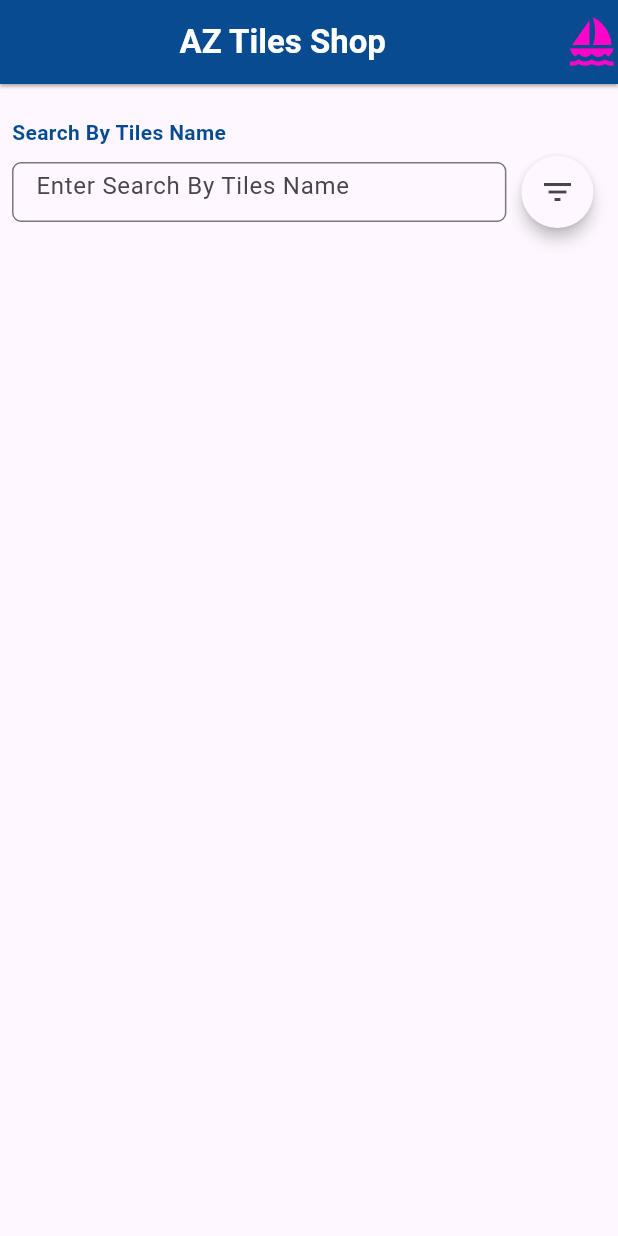
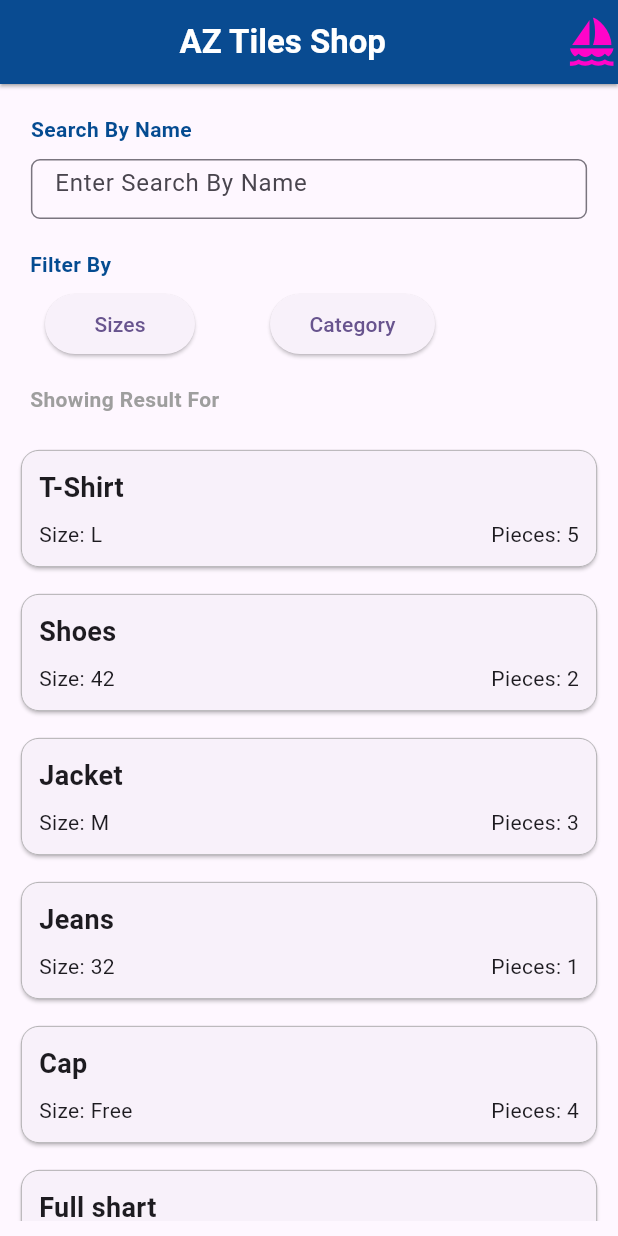
Before and after one commit to Aljoboyer/tiles_shop_management, a Flutter app: the screen it shows after launch, on a phone screen of 412 x 824 dp. Run offline on Flutter 3.47's test engine with Material 3 defaults, Android fonts, the phone set to English and light mode, and no system bars.

Commit message:
home page design done

```diff
--- a/lib/screens/maintanence/home.dart
+++ b/lib/screens/maintanence/home.dart
@@ -1,5 +1,7 @@
 import 'package:flutter/material.dart';
+import 'package:tiles_shop_management/widgets/filter_dialog.dart';
 import 'package:tiles_shop_management/widgets/input_field.dart';
+import 'package:tiles_shop_management/widgets/product_card.dart';
 
 class Home extends StatefulWidget {
   const Home({super.key});
@@ -10,6 +12,38 @@ class Home extends StatefulWidget {
 
 class _HomeState extends State<Home> {
    late String email;
+  final ScrollController _scrollController = ScrollController();
+
+
+  final List<Map<String, dynamic>> allCartItems = [
+    {"title": "T-Shirt", "size": "L", "pieces": 5},
+    {"title": "Shoes", "size": "42", "pieces": 2},
+    {"title": "Jacket", "size": "M", "pieces": 3},
+    {"title": "Jeans", "size": "32", "pieces": 1},
+    {"title": "Cap", "size": "Free", "pieces": 4},
+    {"title": "Full shart", "size": "XL", "pieces": 4},
+    {"title": "T-Shirt", "size": "L", "pieces": 5},
+    {"title": "Shoes", "size": "42", "pieces": 2},
+    {"title": "Jacket", "size": "M", "pieces": 3},
+    {"title": "Jeans", "size": "32", "pieces": 1},
+    {"title": "Cap", "size": "Free", "pieces": 4},
+    {"title": "Full shart", "size": "XL", "pieces": 4},
+    {"title": "T-Shirt", "size": "L", "pieces": 5},
+    {"title": "Shoes", "size": "42", "pieces": 2},
+    {"title": "Jacket", "size": "M", "pieces": 3},
+    {"title": "Jeans", "size": "32", "pieces": 1},
+    {"title": "Cap", "size": "Free", "pieces": 4},
+    {"title": "Full shart", "size": "XL", "pieces": 4},
+    {"title": "T-Shirt", "size": "L", "pieces": 5},
+    {"title": "Shoes", "size": "42", "pieces": 2},
+    {"title": "Jacket", "size": "M", "pieces": 3},
+    {"title": "Jeans", "size": "32", "pieces": 1},
+    {"title": "Cap", "size": "Free", "pieces": 4},
+    {"title": "Full shart", "size": "XL", "pieces": 4},
+  ];
+
+  List<Map<String, dynamic>> displayedItems = [];
+  int itemsToShow = 10; // Number of items to show initially
 
    onEmailChange (value) {
     setState(() {
@@ -17,6 +51,47 @@ class _HomeState extends State<Home> {
     });
   }
 
+  @override
+  void initState() {
+    super.initState();
+    // Initially show 10 items
+    displayedItems = allCartItems.take(itemsToShow).toList();
+    _scrollController.addListener(_onScroll);  // Attach listener to detect scroll events
+  }
+
+  // This function will be called when scrolling
+  void _onScroll() {
+    // Check if the user has reached the bottom
+    if (_scrollController.position.pixels == _scrollController.position.maxScrollExtent) {
+      _loadMoreItems();  // Load more items when user reaches the end
+    }
+  }
+
+  // Load more items and update the UI
+  void _loadMoreItems() {
+    if (displayedItems.length < allCartItems.length) {
+      setState(() {
+        int nextLength = displayedItems.length + 10;  // Load 10 more items
+        if (nextLength > allCartItems.length) {
+          nextLength = allCartItems.length;  // Prevent exceeding the total items
+        }
+        displayedItems = allCartItems.take(nextLength).toList();  // Add more items to the list
+      });
+    }
+  }
+
+  @override
+  void dispose() {
+    _scrollController.dispose(); // Dispose controller to avoid memory leaks
+    super.dispose();
+  }
+
+  void filterBySize () async {
+    await showFilterModal(context, ['S', 'XL', 'M'], (val) {});
+  }
+  void filterByCategory () async {
+    await showFilterModal(context, ['ABM', 'MB', 'XYZ'], (val) {});
+  }
   @override
   Widget build(BuildContext context) {
     double screenWidth = MediaQuery.of(context).size.width;
@@ -40,36 +115,88 @@ class _HomeState extends State<Home> {
       ),
 
       body: Padding(
-        padding: const EdgeInsets.all(8.0),
+        padding: const EdgeInsets.all(10),
         child: Column(
           children: [
             SizedBox(
               height: 10,
             ),
-            Row(
-              children: [
-                SizedBox(
-                  width: screenWidth * 0.80,
-                  child: CustomInputs(label: 'Search By Tiles Name',fieldType: true, onChanged: (value) {
+             SizedBox(
+                  width: screenWidth * 0.9,
+                  child: CustomInputs(label: 'Search By Name',fieldType: false, onChanged: (value) {
                           onEmailChange(value);
                         },),
                 ),
-               Padding(
-                  padding: const EdgeInsets.only(top: 30, left: 10),
-                  child: Material(
-                    elevation: 4,
-                    shape: CircleBorder(),
-                    shadowColor: Colors.black,
-                    child: IconButton(
-                      onPressed: () {},
-                      icon: Icon(Icons.filter_list),
-                    ),
-                  ),
+
+              SizedBox(
+                height: 20,
+              ),
+              Padding(
+                padding: EdgeInsets.only(left: 10),
+                child: Align(
+                  alignment: Alignment.centerLeft,
+                  child: Text('Filter By', style: TextStyle(
+                    color:Color(0xFF044B91),
+                  fontSize: 14,
+                  fontWeight: FontWeight.bold,
+                ),),
+                ),
+              ),
+              SizedBox(
+              height: 10,
+            ),
+            Row(
+              children: [
+                SizedBox(width: 20,),
+                SizedBox(
+                  height: 40,
+                  width: 100,
+                  child: ElevatedButton(
+                    onPressed: filterBySize,
+                    child: Text('Sizes')),
+                ),
+                SizedBox(width: 50,),
+                 SizedBox(
+                  height: 40,
+                  width: 110,
+                  child: ElevatedButton(
+                    onPressed: filterByCategory,
+                    child: Text('Category')),
                 )
-
               ],
             ),
-
+            SizedBox(
+                height: 20,
+              ),
+            Padding(
+                padding: EdgeInsets.only(left: 10),
+                child: Align(
+                  alignment: Alignment.centerLeft,
+                  child: Text('Showing Result For', style: TextStyle(
+                    color: Colors.grey,
+                  fontSize: 14,
+                  fontWeight: FontWeight.w600,
+                ),),
+                ),
+              ),
+                SizedBox(
+                height: 20,
+              ),
+           Expanded(child:  ListView.builder(
+                      controller: _scrollController,
+                      itemCount: displayedItems.length,
+                      itemBuilder: (context, index) {
+                        final item = displayedItems[index];
+                        return Padding(
+                          padding: const EdgeInsets.only(bottom: 10),
+                          child: ProductCard(
+                            title: item["title"],
+                            size: item["size"],
+                            pieces: item["pieces"],
+                          ),
+                        );
+                      },
+                    ))
           ],
         ),
       ),
--- /dev/null
+++ b/lib/widgets/product_card.dart
@@ -0,0 +1,57 @@
+import 'package:flutter/material.dart';
+
+class ProductCard extends StatelessWidget {
+  final String title;
+  final String size;
+  final int pieces;
+
+  const ProductCard({
+    Key? key,
+    required this.title,
+    required this.size,
+    required this.pieces,
+  }) : super(key: key);
+
+  @override
+  Widget build(BuildContext context) {
+    return Card(
+      elevation: 1, // Elevated card
+      shape: RoundedRectangleBorder(
+        borderRadius: BorderRadius.circular(12),
+        side: const BorderSide(color: Colors.grey, width: 0.5), // Grey border
+      ),
+      child: Padding(
+        padding: const EdgeInsets.all(12),
+        child: Column(
+          crossAxisAlignment: CrossAxisAlignment.start,
+          children: [
+            // Title
+            Text(
+              title,
+              style: const TextStyle(
+                fontSize: 18, // Larger than other text
+                fontWeight: FontWeight.bold,
+              ),
+            ),
+            const SizedBox(height: 8), // Spacing
+
+            // Size and Pieces in the same row
+            Row(
+              mainAxisAlignment: MainAxisAlignment.spaceBetween,
+              children: [
+                Text(
+                  "Size: $size",
+                  style: const TextStyle(fontSize: 14),
+                ),
+                Text(
+                  "Pieces: $pieces",
+                  style: const TextStyle(fontSize: 14),
+                ),
+              ],
+            ),
+          ],
+        ),
+      ),
+    );
+  }
+}
```
Also changed, not shown: lib/widgets/filter_dialog.dart (added, +55 -0 lines).
